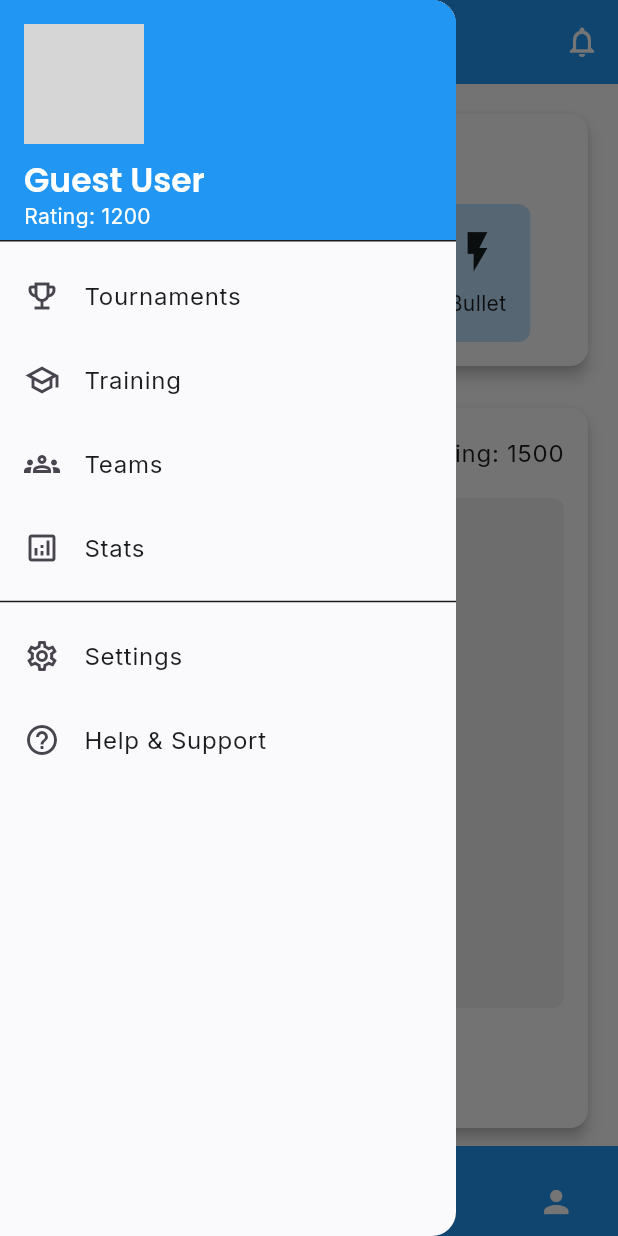
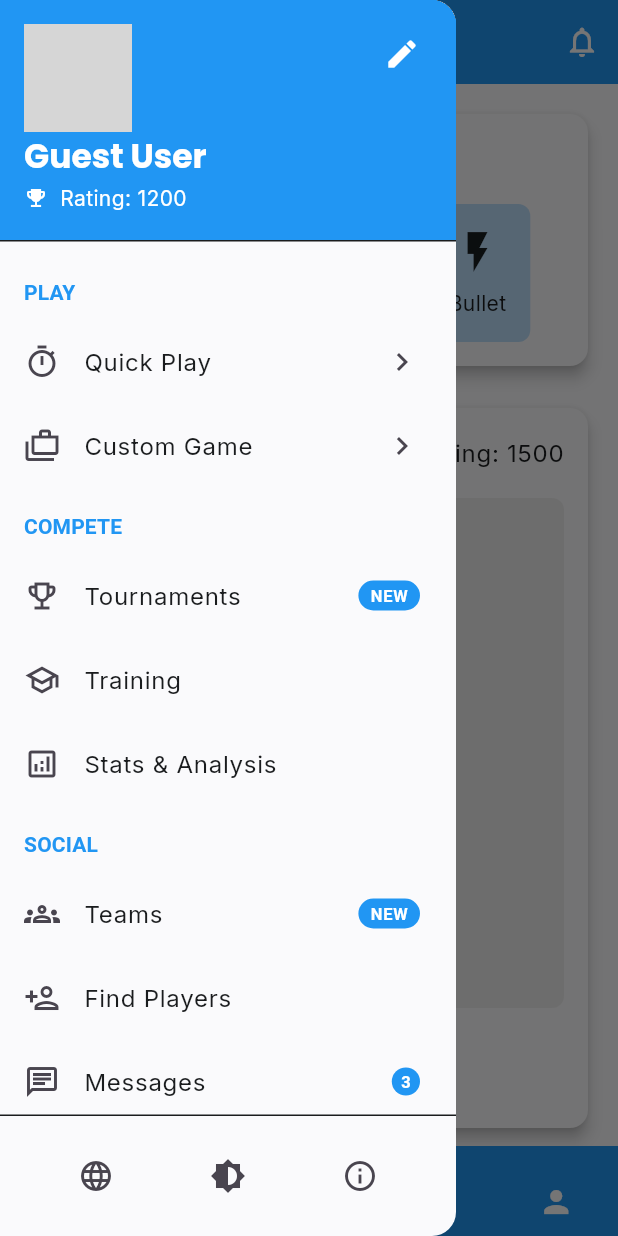
Before and after one commit to Yvonne-Wanja-1/chess2, a Flutter app: the screen it shows after launch, with the side drawer open, on a phone screen of 412 x 824 dp. Run offline on Flutter 3.47's test engine with Material 3 defaults, Android fonts, the phone set to English and light mode, and no system bars; drawn by our look-alikes of curved_navigation_bar; our stand-ins replace google_fonts; missing offline and left inert: chess; grey boxes are pictures that could not be loaded.

Commit message:
worked on hamburger menu

```diff
--- a/lib/config/theme.dart
+++ b/lib/config/theme.dart
@@ -31,28 +31,28 @@ class ChessdUpTheme {
 
   static const ColorScheme darkColorScheme = ColorScheme(
     brightness: Brightness.dark,
-    primary: Color(0xFF90CAF9), // Light Blue
-    onPrimary: Color(0xFF0D47A1),
-    primaryContainer: Color(0xFF1976D2),
-    onPrimaryContainer: Color(0xFFE3F2FD),
-    secondary: Color(0xFF64B5F6), // Lighter Blue
-    onSecondary: Color(0xFF1565C0),
-    secondaryContainer: Color(0xFF1E88E5),
-    onSecondaryContainer: Color(0xFFE1F5FE),
-    tertiary: Color(0xFF42A5F5), // Medium Blue
-    onTertiary: Color(0xFF0D47A1),
-    tertiaryContainer: Color(0xFF1565C0),
-    onTertiaryContainer: Color(0xFFBBDEFB),
+    primary: Color(0xFF1976D2), // Strong Blue
+    onPrimary: Color(0xFFFFFFFF),
+    primaryContainer: Color(0xFFE3F2FD),
+    onPrimaryContainer: Color(0xFF0D47A1),
+    secondary: Color(0xFF1565C0), // Deep Blue
+    onSecondary: Color(0xFFFFFFFF),
+    secondaryContainer: Color(0xFFE1F5FE),
+    onSecondaryContainer: Color(0xFF0D47A1),
+    tertiary: Color(0xFF0D47A1), // Darkest Blue
+    onTertiary: Color(0xFFFFFFFF),
+    tertiaryContainer: Color(0xFFBBDEFB),
+    onTertiaryContainer: Color(0xFF0D47A1),
     error: Color(0xFFFFB4AB),
     onError: Color(0xFF690005),
     errorContainer: Color(0xFF93000A),
     onErrorContainer: Color(0xFFFFB4AB),
-    background: Color(0xFF1A1C1E), // Dark Gray
-    onBackground: Color(0xFFE3E2E6),
-    surface: Color(0xFF1A1C1E),
-    onSurface: Color(0xFFE3E2E6),
-    surfaceVariant: Color(0xFF49454F),
-    onSurfaceVariant: Color(0xFFCAC4D0),
+    background: Color(0xFFFAFAFA), // Light Gray-White
+    onBackground: Color(0xFF1E2937),
+    surface: Color(0xFFFFFFFF), // Pure White
+    onSurface: Color(0xFF1E2937),
+    surfaceVariant: Color(0xFFF0F0F0), // Light Gray
+    onSurfaceVariant: Color(0xFF49454F),
   );
 
   static ThemeData get lightTheme {
--- a/lib/features/home/presentation/screens/home_screen.dart
+++ b/lib/features/home/presentation/screens/home_screen.dart
@@ -1,6 +1,7 @@
 import 'package:flutter/material.dart';
 import 'package:curved_navigation_bar/curved_navigation_bar.dart';
 import '../widgets/home_content.dart';
+import '../widgets/app_drawer.dart';
 import '../../../play/presentation/screens/play_screen.dart';
 import '../../../learn/presentation/screens/learn_screen.dart';
 import '../../../social/presentation/screens/social_screen.dart';
@@ -38,91 +39,7 @@ class _HomeScreenState extends State<HomeScreen> {
           ),
         ],
       ),
-      drawer: Drawer(
-        child: ListView(
-          padding: EdgeInsets.zero,
-          children: [
-            DrawerHeader(
-              decoration: BoxDecoration(
-                color: Theme.of(context).colorScheme.primary,
-              ),
-              child: Column(
-                crossAxisAlignment: CrossAxisAlignment.start,
-                children: [
-                  const CircleAvatar(
-                    radius: 40,
-                    backgroundImage: AssetImage(
-                      'assets/images/default_avatar.png',
-                    ),
-                  ),
-                  const SizedBox(height: 10),
-                  Text(
-                    'Guest User',
-                    style: Theme.of(context).textTheme.titleLarge?.copyWith(
-                      color: Theme.of(context).colorScheme.onPrimary,
-                    ),
-                  ),
-                  Text(
-                    'Rating: 1200',
-                    style: Theme.of(context).textTheme.bodyMedium?.copyWith(
-                      color: Theme.of(context).colorScheme.onPrimary,
-                    ),
-                  ),
-                ],
-              ),
-            ),
-            ListTile(
-              leading: const Icon(Icons.emoji_events_outlined),
-              title: const Text('Tournaments'),
-              onTap: () {
-                // TODO: Navigate to tournaments
-                Navigator.pop(context);
-              },
-            ),
-            ListTile(
-              leading: const Icon(Icons.school_outlined),
-              title: const Text('Training'),
-              onTap: () {
-                // TODO: Navigate to training
-                Navigator.pop(context);
-              },
-            ),
-            ListTile(
-              leading: const Icon(Icons.groups_outlined),
-              title: const Text('Teams'),
-              onTap: () {
-                // TODO: Navigate to teams
-                Navigator.pop(context);
-              },
-            ),
-            ListTile(
-              leading: const Icon(Icons.analytics_outlined),
-              title: const Text('Stats'),
-              onTap: () {
-                // TODO: Navigate to stats
-                Navigator.pop(context);
-              },
-            ),
-            const Divider(),
-            ListTile(
-              leading: const Icon(Icons.settings_outlined),
-              title: const Text('Settings'),
-              onTap: () {
-                // TODO: Navigate to settings
-                Navigator.pop(context);
-              },
-            ),
-            ListTile(
-              leading: const Icon(Icons.help_outline),
-              title: const Text('Help & Support'),
-              onTap: () {
-                // TODO: Navigate to help
-                Navigator.pop(context);
-              },
-            ),
-          ],
-        ),
-      ),
+      drawer: const AppDrawer(),
       body: _screens[_selectedIndex],
       bottomNavigationBar: CurvedNavigationBar(
         index: _selectedIndex,
--- /dev/null
+++ b/lib/features/home/presentation/widgets/app_drawer.dart
@@ -0,0 +1,288 @@
+import 'package:flutter/material.dart';
+
+class AppDrawer extends StatelessWidget {
+  const AppDrawer({super.key});
+
+  @override
+  Widget build(BuildContext context) {
+    return Drawer(
+      child: Column(
+        children: [
+          _buildHeader(context),
+          Expanded(
+            child: ListView(
+              padding: EdgeInsets.zero,
+              children: [
+                _buildPlaySection(context),
+                _buildCompetitionSection(context),
+                _buildSocialSection(context),
+                const Divider(),
+                _buildSettingsSection(context),
+              ],
+            ),
+          ),
+          _buildFooter(context),
+        ],
+      ),
+    );
+  }
+
+  Widget _buildHeader(BuildContext context) {
+    return UserAccountsDrawerHeader(
+      currentAccountPicture: const CircleAvatar(
+        radius: 40,
+        backgroundColor: Colors.white,
+        backgroundImage: AssetImage('assets/images/default_avatar.png'),
+      ),
+      accountName: Text(
+        'Guest User',
+        style: Theme.of(context).textTheme.titleLarge?.copyWith(
+          color: Theme.of(context).colorScheme.onPrimary,
+          fontWeight: FontWeight.bold,
+        ),
+      ),
+      accountEmail: Row(
+        children: [
+          Icon(
+            Icons.emoji_events,
+            size: 16,
+            color: Theme.of(context).colorScheme.onPrimary,
+          ),
+          const SizedBox(width: 8),
+          Text(
+            'Rating: 1200',
+            style: Theme.of(context).textTheme.bodyMedium?.copyWith(
+              color: Theme.of(context).colorScheme.onPrimary,
+            ),
+          ),
+        ],
+      ),
+      decoration: BoxDecoration(color: Theme.of(context).colorScheme.primary),
+      otherAccountsPictures: [
+        IconButton(
+          icon: const Icon(Icons.edit),
+          color: Theme.of(context).colorScheme.onPrimary,
+          onPressed: () {
+            // TODO: Navigate to profile edit
+            Navigator.pop(context);
+          },
+        ),
+      ],
+    );
+  }
+
+  Widget _buildPlaySection(BuildContext context) {
+    return Column(
+      crossAxisAlignment: CrossAxisAlignment.start,
+      children: [
+        Padding(
+          padding: const EdgeInsets.fromLTRB(16, 16, 16, 8),
+          child: Text(
+            'PLAY',
+            style: Theme.of(context).textTheme.titleSmall?.copyWith(
+              color: Theme.of(context).colorScheme.primary,
+              fontWeight: FontWeight.bold,
+            ),
+          ),
+        ),
+        ListTile(
+          leading: const Icon(Icons.timer_outlined),
+          title: const Text('Quick Play'),
+          trailing: const Icon(Icons.chevron_right),
+          onTap: () {
+            // TODO: Navigate to quick play
+            Navigator.pop(context);
+          },
+        ),
+        ListTile(
+          leading: const Icon(Icons.cases_outlined),
+          title: const Text('Custom Game'),
+          trailing: const Icon(Icons.chevron_right),
+          onTap: () {
+            // TODO: Navigate to custom game
+            Navigator.pop(context);
+          },
+        ),
+      ],
+    );
+  }
+
+  Widget _buildCompetitionSection(BuildContext context) {
+    return Column(
+      crossAxisAlignment: CrossAxisAlignment.start,
+      children: [
+        Padding(
+          padding: const EdgeInsets.fromLTRB(16, 16, 16, 8),
+          child: Text(
+            'COMPETE',
+            style: Theme.of(context).textTheme.titleSmall?.copyWith(
+              color: Theme.of(context).colorScheme.primary,
+              fontWeight: FontWeight.bold,
+            ),
+          ),
+        ),
+        ListTile(
+          leading: const Icon(Icons.emoji_events_outlined),
+          title: const Text('Tournaments'),
+          trailing: _buildNewBadge(context),
+          onTap: () {
+            // TODO: Navigate to tournaments
+            Navigator.pop(context);
+          },
+        ),
+        ListTile(
+          leading: const Icon(Icons.school_outlined),
+          title: const Text('Training'),
+          onTap: () {
+            // TODO: Navigate to training
+            Navigator.pop(context);
+          },
+        ),
+        ListTile(
+          leading: const Icon(Icons.analytics_outlined),
+          title: const Text('Stats & Analysis'),
+          onTap: () {
+            // TODO: Navigate to stats
+            Navigator.pop(context);
+          },
+        ),
+      ],
+    );
+  }
+
+  Widget _buildSocialSection(BuildContext context) {
+    return Column(
+      crossAxisAlignment: CrossAxisAlignment.start,
+      children: [
+        Padding(
+          padding: const EdgeInsets.fromLTRB(16, 16, 16, 8),
+          child: Text(
+            'SOCIAL',
+            style: Theme.of(context).textTheme.titleSmall?.copyWith(
+              color: Theme.of(context).colorScheme.primary,
+              fontWeight: FontWeight.bold,
+            ),
+          ),
+        ),
+        ListTile(
+          leading: const Icon(Icons.groups_outlined),
+          title: const Text('Teams'),
+          trailing: _buildNewBadge(context),
+          onTap: () {
+            // TODO: Navigate to teams
+            Navigator.pop(context);
+          },
+        ),
+        ListTile(
+          leading: const Icon(Icons.person_add_outlined),
+          title: const Text('Find Players'),
+          onTap: () {
+            // TODO: Navigate to player search
+            Navigator.pop(context);
+          },
+        ),
+        ListTile(
+          leading: const Icon(Icons.chat_outlined),
+          title: const Text('Messages'),
+          trailing: _buildMessageCount(context, 3),
+          onTap: () {
+            // TODO: Navigate to messages
+            Navigator.pop(context);
+          },
+        ),
+      ],
+    );
+  }
+
+  Widget _buildSettingsSection(BuildContext context) {
+    return Column(
+      children: [
+        ListTile(
+          leading: const Icon(Icons.settings_outlined),
+          title: const Text('Settings'),
+          onTap: () {
+            // TODO: Navigate to settings
+            Navigator.pop(context);
+          },
+        ),
+        ListTile(
+          leading: const Icon(Icons.help_outline),
+          title: const Text('Help & Support'),
+          onTap: () {
+            // TODO: Navigate to help
+            Navigator.pop(context);
+          },
+        ),
+      ],
+    );
+  }
+
+  Widget _buildFooter(BuildContext context) {
+    return Container(
+      padding: const EdgeInsets.symmetric(vertical: 16),
+      decoration: BoxDecoration(
+        border: Border(top: BorderSide(color: Theme.of(context).dividerColor)),
+      ),
+      child: Row(
+        mainAxisAlignment: MainAxisAlignment.spaceEvenly,
+        children: [
+          IconButton(
+            icon: const Icon(Icons.language),
+            onPressed: () {
+              // TODO: Show language selector
+            },
+            tooltip: 'Change Language',
+          ),
+          IconButton(
+            icon: const Icon(Icons.brightness_6),
+            onPressed: () {
+              // TODO: Toggle theme
+            },
+            tooltip: 'Toggle Theme',
+          ),
+          IconButton(
+            icon: const Icon(Icons.info_outline),
+            onPressed: () {
+              // TODO: Show app info
+            },
+            tooltip: 'App Info',
+          ),
+        ],
+      ),
+    );
+  }
+
+  Widget _buildNewBadge(BuildContext context) {
+    return Container(
+      padding: const EdgeInsets.symmetric(horizontal: 8, vertical: 2),
+      decoration: BoxDecoration(
+        color: Theme.of(context).colorScheme.primary,
+        borderRadius: BorderRadius.circular(12),
+      ),
+      child: Text(
+        'NEW',
+        style: Theme.of(context).textTheme.labelSmall?.copyWith(
+          color: Theme.of(context).colorScheme.onPrimary,
+          fontWeight: FontWeight.bold,
+        ),
+      ),
+    );
+  }
+
+  Widget _buildMessageCount(BuildContext context, int count) {
+    return Container(
+      padding: const EdgeInsets.all(6),
+      decoration: BoxDecoration(
+        color: Theme.of(context).colorScheme.primary,
+        shape: BoxShape.circle,
+      ),
+      child: Text(
+        count.toString(),
+        style: Theme.of(context).textTheme.labelSmall?.copyWith(
+          color: Theme.of(context).colorScheme.onPrimary,
+          fontWeight: FontWeight.bold,
+        ),
+      ),
+    );
+  }
+}
```
